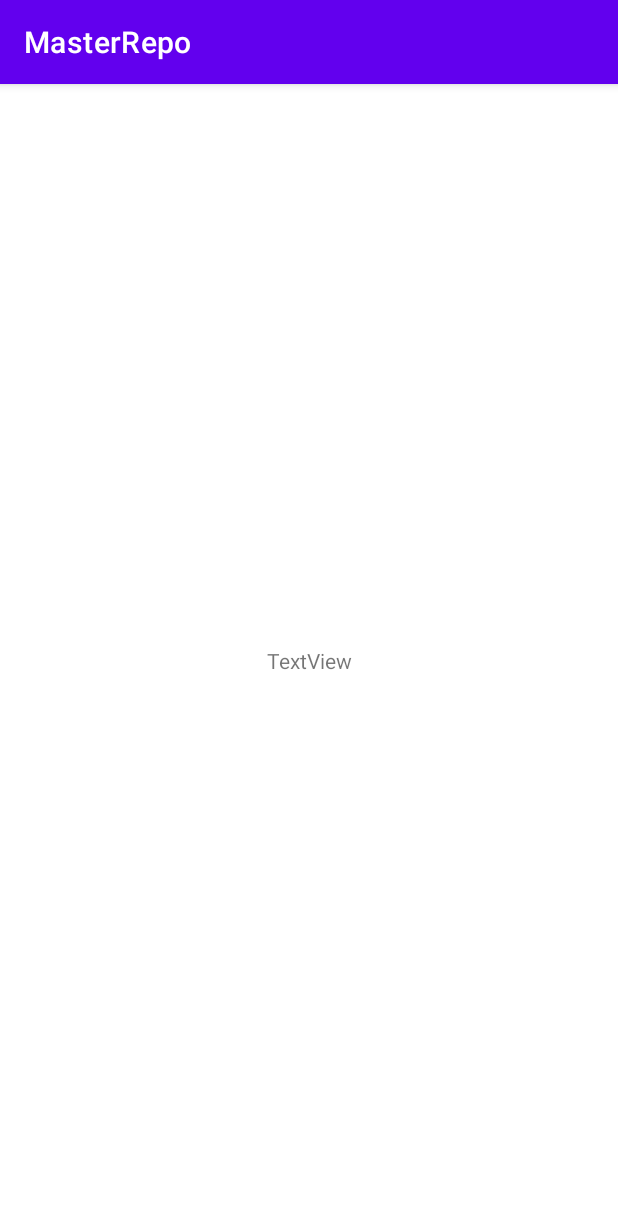
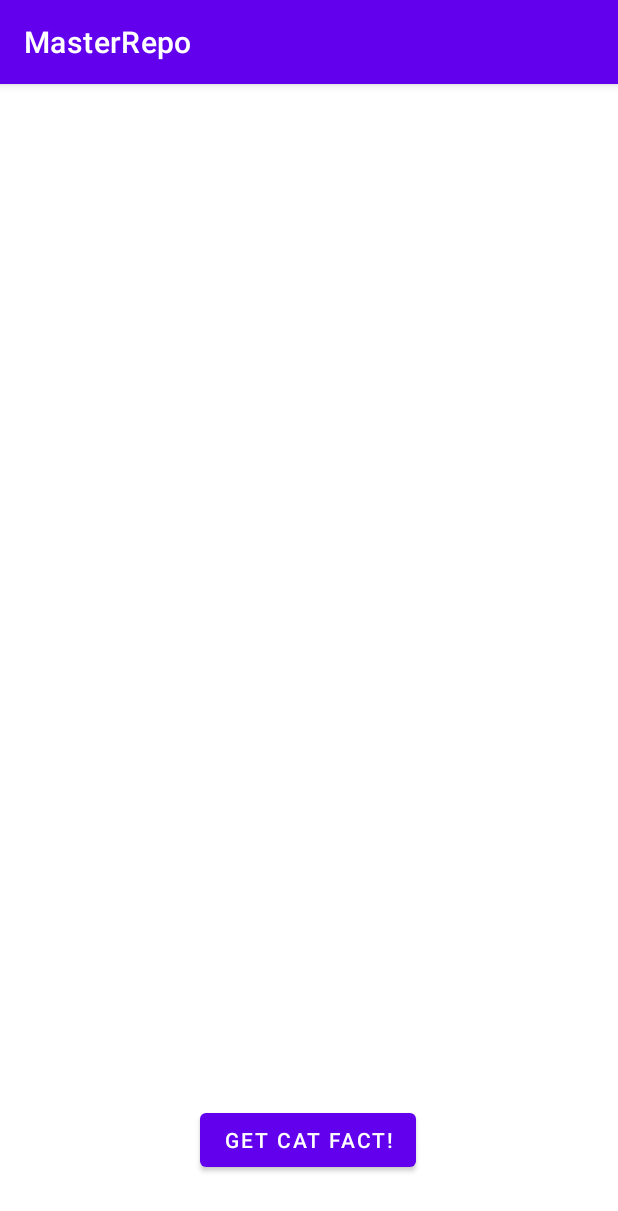
Before and after one commit to FaizanIjaz973/MasterRepo, an Android app: the screen it shows after launch (RetrofitActivity), after a tap on "Retrofit", on a phone screen of 412 x 824 dp. Shown: the top 1211 px of the screen. Run offline under Robolectric (Android 15) with nearby library versions, the phone set to English and light mode, and no system bars; our stand-ins replace Dagger/Hilt's generated code, Room's generated code.

Commit message:
RetrofitActivity completed along with its local and UI tests

```diff
--- a/app/src/main/AndroidManifest.xml
+++ b/app/src/main/AndroidManifest.xml
@@ -1,7 +1,7 @@
 <?xml version="1.0" encoding="utf-8"?>
 <manifest xmlns:android="http://schemas.android.com/apk/res/android"
     xmlns:tools="http://schemas.android.com/tools">
-
+    <uses-permission android:name="android.permission.INTERNET" />
     <application
         android:name=".BaseApplication"
         android:allowBackup="true"
@@ -24,7 +24,7 @@
         </activity>
 
         <activity android:name=".room.view.RoomActivity"></activity>
-        <activity android:name=".retrofit.RetrofitActivity"></activity>
+        <activity android:name=".retrofit.view.RetrofitActivity"></activity>
     </application>
 
 </manifest>
--- a/app/src/main/java/com/example/masterrepo/Constants.kt
+++ b/app/src/main/java/com/example/masterrepo/Constants.kt
@@ -1,7 +1,7 @@
 package com.example.masterrepo
 
 import androidx.appcompat.app.AppCompatActivity
-import com.example.masterrepo.retrofit.RetrofitActivity
+import com.example.masterrepo.retrofit.view.RetrofitActivity
 import com.example.masterrepo.room.view.RoomActivity
 
 object Constants {
--- a/app/src/main/java/com/example/masterrepo/dependencyinjection/Module.kt
+++ b/app/src/main/java/com/example/masterrepo/dependencyinjection/Module.kt
@@ -1,8 +1,11 @@
 package com.example.masterrepo.dependencyinjection
 
 import android.content.Context
-import androidx.room.Dao
 import androidx.room.Room
+import com.example.masterrepo.retrofit.api.RetrofitApi
+import com.example.masterrepo.retrofit.repository.RetrofitRepoImplementation
+import com.example.masterrepo.retrofit.repository.RetrofitRepoInterface
+import com.example.masterrepo.retrofit.utils.RetrofitConstants.BASE_URL
 import com.example.masterrepo.room.db.Database
 import com.example.masterrepo.room.repository.RepoImplementation
 import com.example.masterrepo.room.repository.RepoInterface
@@ -11,7 +14,11 @@ import dagger.Provides
 import dagger.hilt.InstallIn
 import dagger.hilt.android.qualifiers.ApplicationContext
 import dagger.hilt.components.SingletonComponent
+import retrofit2.Retrofit
+import retrofit2.converter.gson.GsonConverterFactory
+import retrofit2.create
 import javax.inject.Singleton
+
 
 @Module
 @InstallIn(SingletonComponent::class)
@@ -29,4 +36,16 @@ object Module {
     @Provides
     @Singleton
     fun injectRepo(dao: com.example.masterrepo.room.db.Dao) = RepoImplementation(dao) as RepoInterface
+
+    @Provides
+    @Singleton
+    fun injectRetrofit() = Retrofit.Builder()
+        .addConverterFactory(GsonConverterFactory.create())
+        .baseUrl(BASE_URL)
+        .build()
+        .create(RetrofitApi::class.java)
+
+    @Provides
+    @Singleton
+    fun injectRetrofitRepo(retrofit: RetrofitApi) = RetrofitRepoImplementation(retrofit) as RetrofitRepoInterface
 }
--- a/app/src/main/java/com/example/masterrepo/retrofit/RetrofitActivity.kt
+++ /dev/null
@@ -1,17 +0,0 @@
-package com.example.masterrepo.retrofit
-
-import android.os.Bundle
-import android.util.Log
-import androidx.appcompat.app.AppCompatActivity
-import com.example.masterrepo.R
-import dagger.hilt.android.AndroidEntryPoint
-
-@AndroidEntryPoint
-class RetrofitActivity : AppCompatActivity() {
-
-    override fun onCreate(savedInstanceState: Bundle?) {
-        super.onCreate(savedInstanceState)
-        setContentView(R.layout.activity_retrofit)
-        Log.d("MasterRepo", "In retrofit Activity")
-    }
-}
--- /dev/null
+++ b/app/src/main/java/com/example/masterrepo/retrofit/api/RetrofitApi.kt
@@ -0,0 +1,11 @@
+package com.example.masterrepo.retrofit.api
+
+import com.example.masterrepo.retrofit.model.ApiResponse
+import retrofit2.Response
+import retrofit2.http.GET
+
+interface RetrofitApi {
+
+    @GET("/fact")
+    suspend fun getCatFact(): Response<ApiResponse>
+}
--- /dev/null
+++ b/app/src/main/java/com/example/masterrepo/retrofit/repository/RetrofitRepoInterface.kt
@@ -0,0 +1,9 @@
+package com.example.masterrepo.retrofit.repository
+
+import com.example.masterrepo.retrofit.model.ApiResponse
+
+interface RetrofitRepoInterface  {
+
+    //For fetching the data from the API using retrofit
+    suspend fun getCatFact() : ApiResponse?
+}
--- /dev/null
+++ b/app/src/main/java/com/example/masterrepo/retrofit/utils/RetrofitConstants.kt
@@ -0,0 +1,5 @@
+package com.example.masterrepo.retrofit.utils
+
+object RetrofitConstants {
+    val BASE_URL = "https://catfact.ninja/"
+}
--- /dev/null
+++ b/app/src/main/java/com/example/masterrepo/retrofit/view/RetrofitActivity.kt
@@ -0,0 +1,82 @@
+package com.example.masterrepo.retrofit.view
+
+import android.os.Bundle
+import android.view.View
+import android.widget.Button
+import android.widget.ProgressBar
+import android.widget.TextView
+import android.widget.Toast
+import androidx.appcompat.app.AppCompatActivity
+import androidx.lifecycle.Observer
+import com.example.masterrepo.R
+import com.example.masterrepo.retrofit.repository.RetrofitRepoImplementation
+import com.example.masterrepo.retrofit.viewmodel.RetrofitViewModel
+import com.example.masterrepo.util.EspressoIdlingResource
+import dagger.hilt.android.AndroidEntryPoint
+import javax.inject.Inject
+
+@AndroidEntryPoint
+class RetrofitActivity : AppCompatActivity() {
+
+    private lateinit var retrofitViewModel: RetrofitViewModel
+
+    @Inject
+    lateinit var repoImplementation: RetrofitRepoImplementation
+
+    // Views
+    lateinit var textCatFact : TextView
+    lateinit var buttonGetCatFact : Button
+    lateinit var loadingBar: ProgressBar
+
+    override fun onCreate(savedInstanceState: Bundle?) {
+        super.onCreate(savedInstanceState)
+        setContentView(R.layout.activity_retrofit)
+
+        // Initializing View Model
+        retrofitViewModel = RetrofitViewModel(repoImplementation)
+
+        // Subscribing to the observers in viewModel
+        subscribeToObservers()
+
+        // Initializing the views
+        initViews()
+    }
+
+    private fun initViews(){
+        textCatFact =  findViewById(R.id.retrofitActivity_textViewCatFact)
+        buttonGetCatFact = findViewById(R.id.retrofitActivity_ButtonGetCatFact)
+        buttonGetCatFact.setOnClickListener(View.OnClickListener {
+            // Fetch data from the API
+            makeApiCall()
+            buttonGetCatFact.isEnabled = false
+        })
+        loadingBar = findViewById(R.id.retrofitActivity_loadingBar)
+        // Make the loading bar invisible at the start of the activity
+        loadingBar.visibility = View.INVISIBLE
+    }
+
+    private fun makeApiCall(){
+        // Making the call to the API
+        retrofitViewModel.getCatFact()
+        // Make the loading bar visible
+        loadingBar.visibility = View.VISIBLE
+    }
+
+    private fun subscribeToObservers(){
+        // Listening to the changes to the response in viewModel
+        // Will get the API response here
+        retrofitViewModel.response.observe(this, Observer {
+            if(it != null){
+                textCatFact.text = it.fact
+            }
+            else
+                Toast.makeText(this, "Error occurred while fetching data from internet", Toast.LENGTH_LONG).show()
+
+            // Allow the user to make the call again
+            buttonGetCatFact.isEnabled = true
+
+            // Make the loading bar invisible
+            loadingBar.visibility = View.INVISIBLE
+        })
+    }
+}
--- /dev/null
+++ b/app/src/main/java/com/example/masterrepo/retrofit/viewmodel/RetrofitViewModel.kt
@@ -0,0 +1,25 @@
+package com.example.masterrepo.retrofit.viewmodel
+
+import androidx.lifecycle.MutableLiveData
+import androidx.lifecycle.ViewModel
+import androidx.lifecycle.viewModelScope
+import com.example.masterrepo.retrofit.model.ApiResponse
+import com.example.masterrepo.retrofit.repository.RetrofitRepoInterface
+import com.example.masterrepo.util.EspressoIdlingResource
+import dagger.hilt.android.lifecycle.HiltViewModel
+import kotlinx.coroutines.launch
+import javax.inject.Inject
+
+@HiltViewModel
+class RetrofitViewModel @Inject constructor(private val repo: RetrofitRepoInterface) : ViewModel() {
+
+    val response = MutableLiveData<ApiResponse>()
+
+    fun getCatFact(){
+        viewModelScope.launch {
+            EspressoIdlingResource.increment()
+            response.postValue(repo.getCatFact())
+            EspressoIdlingResource.decrement()
+        }
+    }
+}
--- a/app/src/main/res/layout/activity_retrofit.xml
+++ b/app/src/main/res/layout/activity_retrofit.xml
@@ -6,12 +6,38 @@
     android:layout_height="match_parent">
 
     <TextView
-        android:id="@+id/textView"
+        android:padding="18dp"
+        android:textStyle="bold"
+        android:textSize="32sp"
+        android:textAlignment="center"
+        android:id="@+id/retrofitActivity_textViewCatFact"
+        android:inputType="textMultiLine"
         android:layout_width="wrap_content"
         android:layout_height="wrap_content"
-        android:text="TextView"
         app:layout_constraintBottom_toBottomOf="parent"
         app:layout_constraintEnd_toEndOf="parent"
         app:layout_constraintStart_toStartOf="parent"
         app:layout_constraintTop_toTopOf="parent" />
+
+    <Button
+        android:id="@+id/retrofitActivity_ButtonGetCatFact"
+        android:layout_width="wrap_content"
+        android:layout_height="wrap_content"
+        android:layout_marginBottom="40dp"
+        android:text="Get Cat Fact!"
+        app:layout_constraintBottom_toBottomOf="parent"
+        app:layout_constraintEnd_toEndOf="parent"
+        app:layout_constraintHorizontal_bias="0.498"
+        app:layout_constraintStart_toStartOf="parent" />
+
+    <ProgressBar
+        android:id="@+id/retrofitActivity_loadingBar"
+        style="?android:attr/progressBarStyle"
+        android:layout_width="wrap_content"
+        android:layout_height="wrap_content"
+        android:layout_marginTop="92dp"
+        app:layout_constraintEnd_toEndOf="parent"
+        app:layout_constraintHorizontal_bias="0.498"
+        app:layout_constraintStart_toStartOf="parent"
+        app:layout_constraintTop_toTopOf="parent" />
 </androidx.constraintlayout.widget.ConstraintLayout>
```
Also changed, not shown: app/build.gradle (+13 -6 lines), app/src/main/java/com/example/masterrepo/retrofit/model/ApiResponse.kt (added, +11 -0 lines), app/src/main/java/com/example/masterrepo/retrofit/repository/RetrofitRepoImplementation.kt (added, +17 -0 lines), app/src/main/java/com/example/masterrepo/util/EspressoIdlingResource.kt (added, +19 -0 lines), 4 other files.
